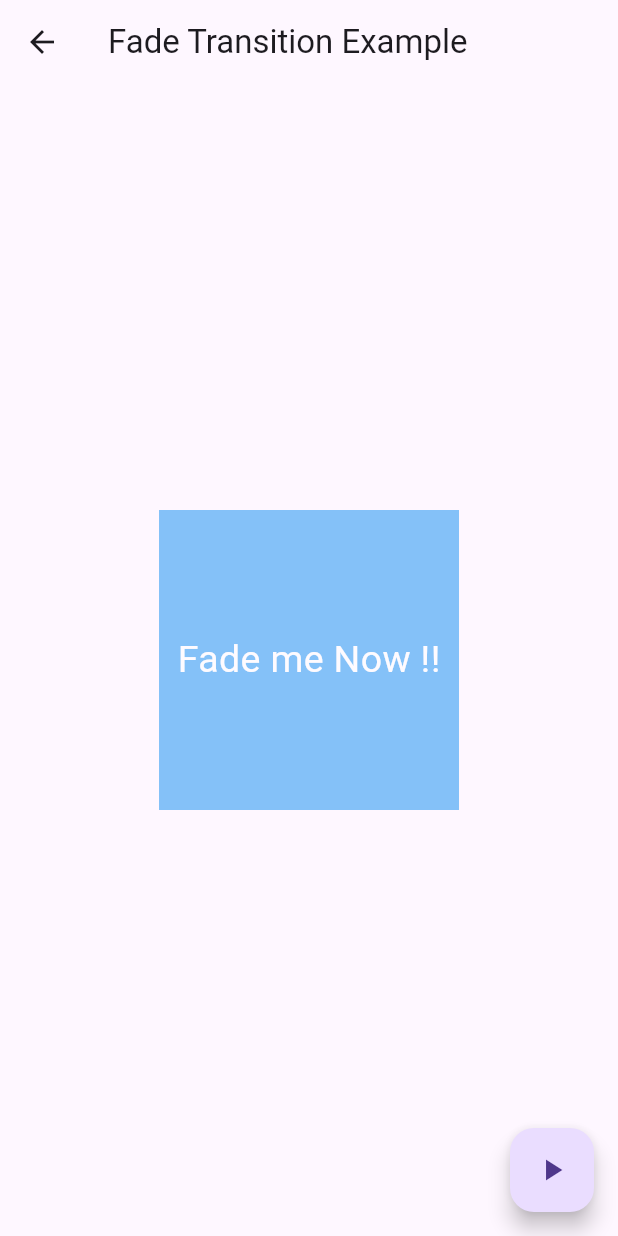
After one commit to mazenshawky/Animated-App-2, a Flutter app: the FadeTransitionExample screen opened directly, after a tap on the "play arrow" icon, on a phone screen of 412 x 824 dp. The commit adds this screen. Run offline on Flutter 3.47's test engine with Material 3 defaults, Android fonts, the phone set to English and light mode, and no system bars.

Commit message:
Add fade transition example

```diff
--- /dev/null
+++ b/lib/explicit_animations/fade_transition_example.dart
@@ -0,0 +1,61 @@
+import 'package:flutter/material.dart';
+
+class FadeTransitionExample extends StatefulWidget {
+  const FadeTransitionExample({super.key});
+
+  @override
+  State<FadeTransitionExample> createState() => _FadeTransitionExampleState();
+}
+
+class _FadeTransitionExampleState extends State<FadeTransitionExample>
+    with SingleTickerProviderStateMixin {
+  late AnimationController _controller;
+  late Animation<double> _animation;
+  @override
+  void initState() {
+    super.initState();
+    _controller =
+        AnimationController(vsync: this, duration: const Duration(seconds: 2));
+
+    _animation = Tween<double>(begin: 0, end: 1).animate(_controller);
+  }
+
+  @override
+  void dispose() {
+    _controller.dispose();
+    super.dispose();
+  }
+
+  _startAnimation() {
+    _controller.reset();
+    _controller.forward();
+  }
+
+  @override
+  Widget build(BuildContext context) {
+    return Scaffold(
+        appBar: AppBar(
+          title: const Text("Fade Transition Example"),
+        ),
+        body: Center(
+          child: FadeTransition(
+            opacity: _animation,
+            child: Container(
+              width: 200,
+              height: 200,
+              color: Colors.blue,
+              child: const Center(
+                child: Text(
+                  "Fade me Now !!",
+                  style: TextStyle(color: Colors.white, fontSize: 25),
+                ),
+              ),
+            ),
+          ),
+        ),
+        floatingActionButton: FloatingActionButton(
+          onPressed: _startAnimation,
+          child: const Icon(Icons.play_arrow),
+        ));
+  }
+}
--- a/lib/main.dart
+++ b/lib/main.dart
@@ -1,4 +1,5 @@
 import 'package:animated_app_2/explicit_animations/animated_builder_example.dart';
+import 'package:animated_app_2/explicit_animations/fade_transition_example.dart';
 import 'package:animated_app_2/explicit_animations/positioned_transition_example.dart';
 import 'package:animated_app_2/explicit_animations/rotation_transition_example.dart';
 import 'package:animated_app_2/explicit_animations/size_transition_example.dart';
@@ -81,6 +82,8 @@ class _MyHomePageState extends State<MyHomePage> {
                 AnimationType.fooTransition),
             _myButton("Animated Builder Example", const AnimatedBuilderExample(),
                 AnimationType.fooTransition),
+            _myButton("Fade Transition Example", const FadeTransitionExample(),
+                AnimationType.fooTransition),
           ],
         ),
       ),
```
